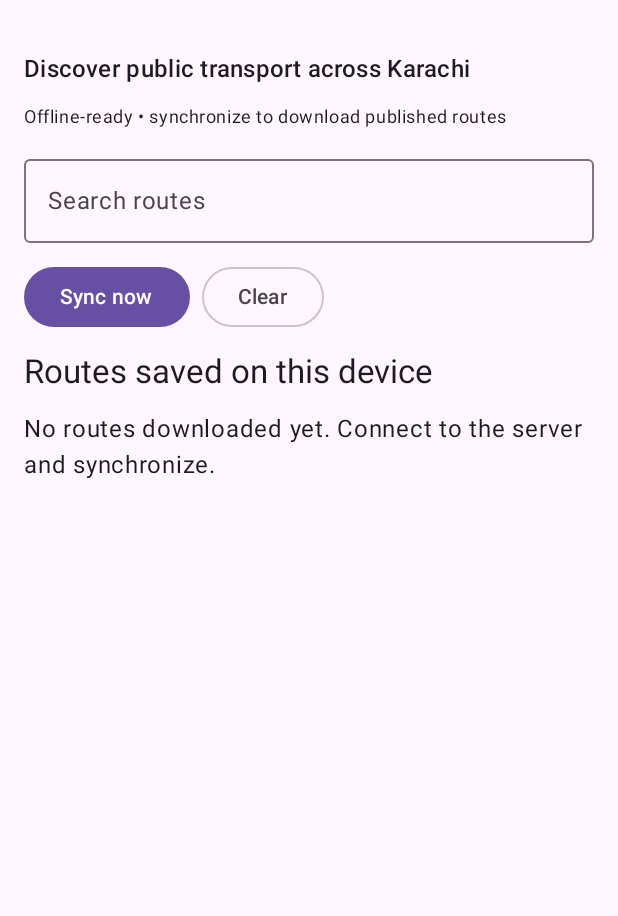
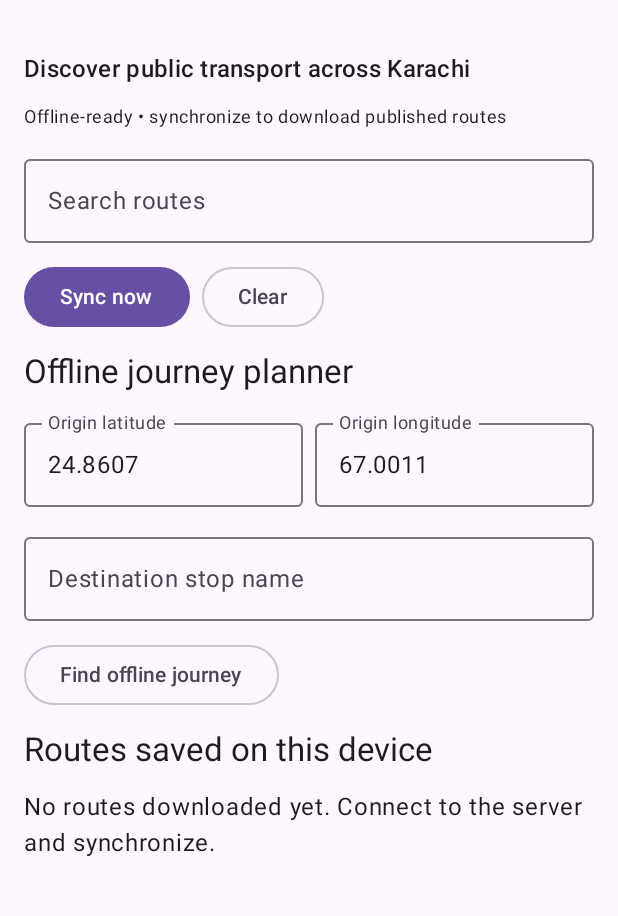
Before and after one commit to crystal-qazi/karachi-busses, an Android app built with Jetpack Compose: the screen it shows after launch (MainActivity), on a phone screen of 412 x 824 dp, the part 69-985 px from its top. Run offline under Robolectric (Android 15) with nearby library versions, the phone set to English and light mode, and no system bars; our stand-ins replace Room's generated code; 1 statement that could not run was skipped.

Commit message:
feat: add offline journey planner screen

```diff
--- a/android/app/src/main/java/pk/karachibuses/app/MainActivity.kt
+++ b/android/app/src/main/java/pk/karachibuses/app/MainActivity.kt
@@ -22,7 +22,11 @@ class MainActivity:ComponentActivity(){
  val vm= remember{HomeViewModel(container.repository)}
  val routes by vm.routes.collectAsStateWithLifecycle()
  val status by vm.status.collectAsStateWithLifecycle()
+ val journeys by vm.journeys.collectAsStateWithLifecycle()
  var query by remember{mutableStateOf("")}
+ var originLat by remember{mutableStateOf("24.8607")}
+ var originLng by remember{mutableStateOf("67.0011")}
+ var destination by remember{mutableStateOf("")}
  Scaffold(topBar={TopAppBar(title={Text("Karachi Buses")})}){padding->
   Column(Modifier.fillMaxSize().padding(padding).padding(16.dp),verticalArrangement=Arrangement.spacedBy(12.dp)){
    Text("Discover public transport across Karachi",style=MaterialTheme.typography.titleMedium)
@@ -31,6 +35,21 @@ class MainActivity:ComponentActivity(){
    Row(horizontalArrangement=Arrangement.spacedBy(8.dp)){
     Button(onClick=vm::sync){Text("Sync now")}
     OutlinedButton(onClick={query="";vm.clearSearch()}){Text("Clear")}
+   }
+   Text("Offline journey planner",style=MaterialTheme.typography.titleLarge)
+   Row(horizontalArrangement=Arrangement.spacedBy(8.dp)) {
+    OutlinedTextField(originLat,{originLat=it},Modifier.weight(1f),label={Text("Origin latitude")},singleLine=true)
+    OutlinedTextField(originLng,{originLng=it},Modifier.weight(1f),label={Text("Origin longitude")},singleLine=true)
+   }
+   OutlinedTextField(destination,{destination=it},Modifier.fillMaxWidth(),label={Text("Destination stop name")},singleLine=true)
+   OutlinedButton(onClick={vm.plan(originLat,originLng,destination)}){Text("Find offline journey")}
+   journeys.forEach { option ->
+    ElevatedCard(Modifier.fillMaxWidth()) { Column(Modifier.padding(12.dp)) {
+     Text(option.routeCodes.joinToString(" → "),style=MaterialTheme.typography.titleMedium)
+     Text("Board: "+option.boardingStop)
+     option.transferStop?.let { Text("Transfer: "+it) }
+     Text("Destination: "+option.destinationStop)
+    } }
    }
    Text("Routes saved on this device",style=MaterialTheme.typography.titleLarge)
    if(routes.isEmpty()) Text("No routes downloaded yet. Connect to the server and synchronize.")
```
